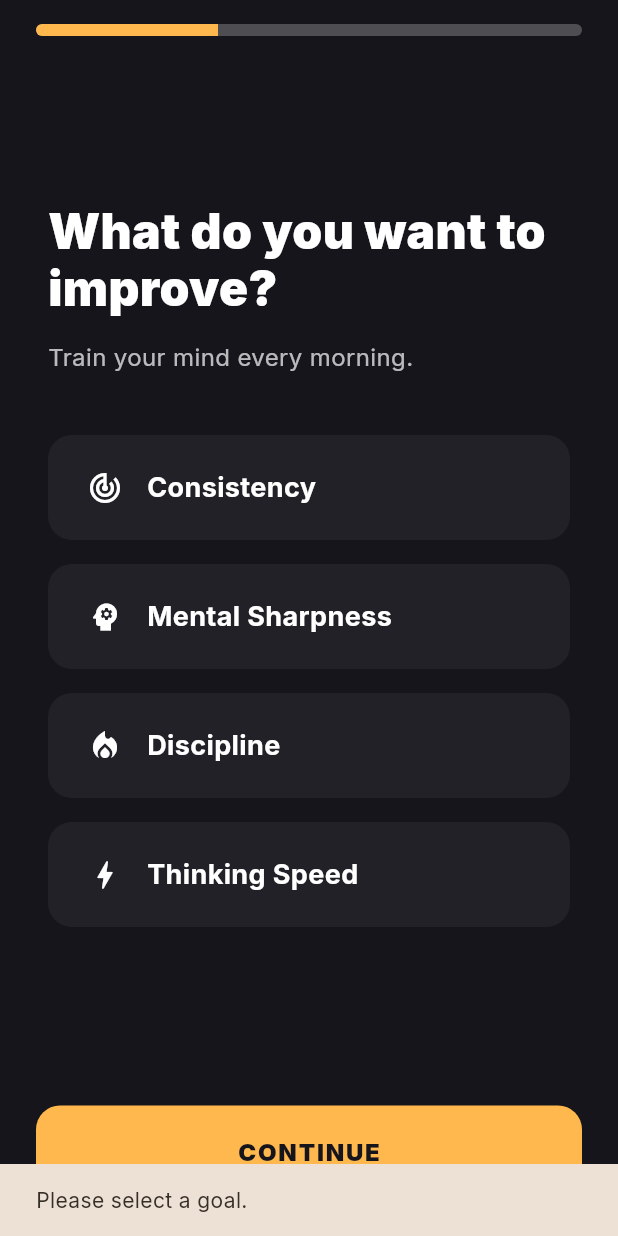
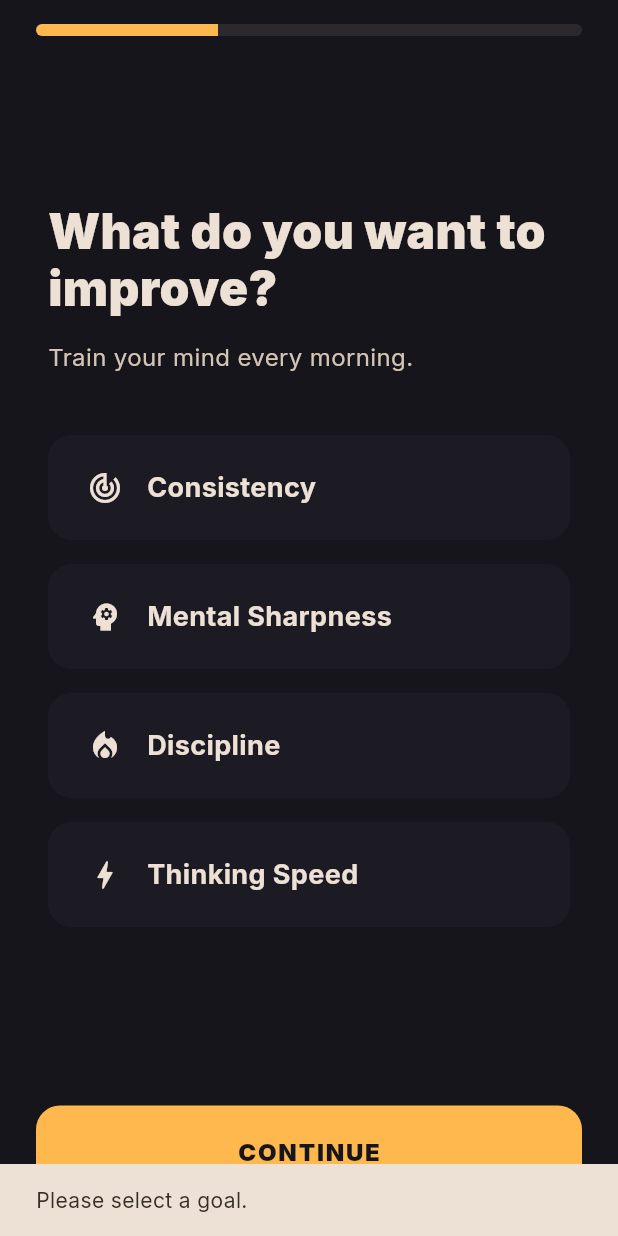
Before and after one commit to Yash-Nimkar0/chessAlarm, a Flutter app: the screen it shows after launch, after a tap on "CONTINUE", on a phone screen of 412 x 824 dp. Run offline on Flutter 3.47's test engine with Material 3 defaults, Android fonts, the phone set to English and light mode, and no system bars; our stand-ins replace audioplayers, csv, fl_chart, flutter_local_notifications, geolocator, google_fonts and 6 more; missing offline and left inert: alarm, bishop, flutter_foreground_task, haptic_feedback, mobile_scanner, noise_meter and 3 more; network calls fail.

Commit message:
style: update onboarding screen to adapt to theme colorScheme dynamically

```diff
--- a/lib/screens/onboarding_screen.dart
+++ b/lib/screens/onboarding_screen.dart
@@ -84,7 +84,7 @@ class _OnboardingScreenState extends State<OnboardingScreen> {
   @override
   Widget build(BuildContext context) {
     return Scaffold(
-      backgroundColor: AppTokens.nightSurface,
+      backgroundColor: Theme.of(context).colorScheme.surface,
       body: SafeArea(
         child: Column(
           children: [
@@ -98,7 +98,7 @@ class _OnboardingScreenState extends State<OnboardingScreen> {
                       borderRadius: BorderRadius.circular(AppTokens.radiusSm),
                       child: LinearProgressIndicator(
                         value: (_currentPage + 1) / 3,
-                        backgroundColor: Colors.white.withValues(alpha: 0.24),
+                        backgroundColor: Theme.of(context).colorScheme.onSurface.withValues(alpha: 0.1),
                         valueColor: const AlwaysStoppedAnimation<Color>(AppTokens.signal),
                         minHeight: 8,
                       ),
@@ -144,7 +144,7 @@ class _OnboardingScreenState extends State<OnboardingScreen> {
                   },
                   style: ElevatedButton.styleFrom(
                     backgroundColor: AppTokens.signal,
-                    foregroundColor: AppTokens.nightSurface,
+                    foregroundColor: Theme.of(context).colorScheme.surface,
                     padding: const EdgeInsets.symmetric(vertical: 20),
                     shape: RoundedRectangleBorder(borderRadius: BorderRadius.circular(AppTokens.radiusSm)),
                   ),
@@ -168,19 +168,19 @@ class _OnboardingScreenState extends State<OnboardingScreen> {
         mainAxisAlignment: MainAxisAlignment.center,
         crossAxisAlignment: CrossAxisAlignment.start,
         children: [
-          const Text(
+          Text(
             "What do you want to improve?",
             style: TextStyle(
               fontSize: 32,
               fontWeight: FontWeight.w900,
-              color: Colors.white,
+              color: Theme.of(context).colorScheme.onSurface,
               height: 1.2,
             ),
           ),
           const SizedBox(height: 16),
-          const Text(
+          Text(
             "Train your mind every morning.",
-            style: TextStyle(fontSize: 16, color: Colors.white70),
+            style: TextStyle(fontSize: 16, color: Theme.of(context).colorScheme.onSurfaceVariant),
           ),
           const SizedBox(height: 40),
           _buildSelectionButton(Icons.track_changes, "Consistency", _selectedImprovement, (val) => setState(() => _selectedImprovement = val)),
@@ -204,20 +204,20 @@ class _OnboardingScreenState extends State<OnboardingScreen> {
         width: double.infinity,
         padding: const EdgeInsets.symmetric(vertical: 20, horizontal: 24),
         decoration: BoxDecoration(
-          color: isSelected ? AppTokens.signal.withValues(alpha: 0.15) : Colors.white.withValues(alpha: 0.05),
+          color: isSelected ? AppTokens.signal.withValues(alpha: 0.15) : Theme.of(context).colorScheme.surfaceContainerHighest.withValues(alpha: 0.3),
           border: Border.all(color: isSelected ? AppTokens.signal : Colors.transparent, width: 2),
           borderRadius: BorderRadius.circular(AppTokens.radiusSm),
         ),
         child: Row(
           children: [
-            Icon(icon, size: 24, color: isSelected ? AppTokens.signal : Colors.white),
+            Icon(icon, size: 24, color: isSelected ? AppTokens.signal : Theme.of(context).colorScheme.onSurface),
             const SizedBox(width: 16),
             Text(
               label,
               style: TextStyle(
                 fontSize: 18,
                 fontWeight: FontWeight.w700,
-                color: isSelected ? AppTokens.signal : Colors.white,
+                color: isSelected ? AppTokens.signal : Theme.of(context).colorScheme.onSurface,
               ),
             ),
           ],
@@ -236,13 +236,13 @@ class _OnboardingScreenState extends State<OnboardingScreen> {
         children: [
           const Icon(Icons.alarm_on_rounded, size: 100, color: AppTokens.signal),
           const SizedBox(height: 40),
-          const Text(
+          Text(
             "Start your first\nmorning challenge",
             textAlign: TextAlign.center,
             style: TextStyle(
               fontSize: 32,
               fontWeight: FontWeight.w900,
-              color: Colors.white,
+              color: Theme.of(context).colorScheme.onSurface,
               height: 1.2,
             ),
           ),
@@ -250,7 +250,7 @@ class _OnboardingScreenState extends State<OnboardingScreen> {
           Text(
             "You are committing to building a stronger mind.\nSet your wake up time.",
             textAlign: TextAlign.center,
-            style: TextStyle(fontSize: 16, color: Colors.white.withValues(alpha: 0.7), height: 1.5),
+            style: TextStyle(fontSize: 16, color: Theme.of(context).colorScheme.onSurfaceVariant, height: 1.5),
           ),
         ],
       ),
--- a/lib/screens/report_screen.dart
+++ b/lib/screens/report_screen.dart
@@ -350,7 +350,7 @@ class _ReportScreenState extends State<ReportScreen> {
         children: [
           const Row(
             children: [
-              const Icon(Icons.local_fire_department, color: AppTokens.signal, size: 28),
+              Icon(Icons.local_fire_department, color: AppTokens.signal, size: 28),
               SizedBox(width: 8),
               Text('Consistency Focus', style: TextStyle(color: AppTokens.signal, fontWeight: FontWeight.bold)),
             ],
```
